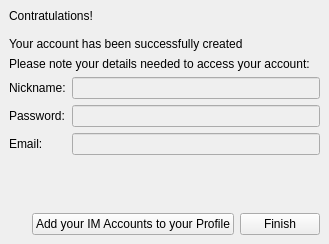
Old version of the form wengophone/src/presentation/qt/webservices/subscribe/SubscribeWengo2.ui in the repository tkrotoff/WengoPhone.
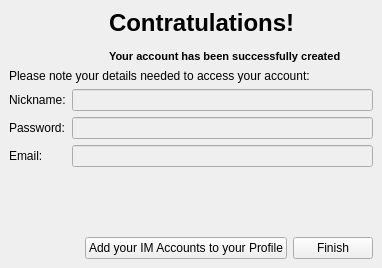
New version of the form.

What changed in the file:
```diff
--- a/wengophone/src/presentation/qt/webservices/subscribe/SubscribeWengo2.ui
+++ b/wengophone/src/presentation/qt/webservices/subscribe/SubscribeWengo2.ui
@@ -8,8 +8,8 @@
    <rect>
     <x>0</x>
     <y>0</y>
-    <width>329</width>
-    <height>244</height>
+    <width>382</width>
+    <height>268</height>
    </rect>
   </property>
   <property name="windowTitle" >
@@ -135,11 +135,289 @@
     </layout>
    </item>
    <item row="0" column="0" >
-    <widget class="QLabel" name="label" >
+    <widget class="QLabel" name="accountCreationLabel" >
+     <property name="palette" >
+      <palette>
+       <active>
+        <color>
+         <red>0</red>
+         <green>0</green>
+         <blue>0</blue>
+        </color>
+        <color>
+         <red>212</red>
+         <green>208</green>
+         <blue>200</blue>
+        </color>
+        <color>
+         <red>255</red>
+         <green>255</green>
+         <blue>255</blue>
+        </color>
+        <color>
+         <red>234</red>
+         <green>229</green>
+         <blue>220</blue>
+        </color>
+        <color>
+         <red>128</red>
+         <green>128</green>
+         <blue>128</blue>
+        </color>
+        <color>
+         <red>141</red>
+         <green>139</green>
+         <blue>133</blue>
+        </color>
+        <color>
+         <red>255</red>
+         <green>255</green>
+         <blue>255</blue>
+        </color>
+        <color>
+         <red>255</red>
+         <green>255</green>
+         <blue>255</blue>
+        </color>
+        <color>
+         <red>0</red>
+         <green>0</green>
+         <blue>0</blue>
+        </color>
+        <color>
+         <red>255</red>
+         <green>255</green>
+         <blue>255</blue>
+        </color>
+        <color>
+         <red>212</red>
+         <green>208</green>
+         <blue>200</blue>
+        </color>
+        <color>
+         <red>64</red>
+         <green>64</green>
+         <blue>64</blue>
+        </color>
+        <color>
+         <red>10</red>
+         <green>36</green>
+         <blue>106</blue>
+        </color>
+        <color>
+         <red>255</red>
+         <green>255</green>
+         <blue>255</blue>
+        </color>
+        <color>
+         <red>0</red>
+         <green>0</green>
+         <blue>255</blue>
+        </color>
+        <color>
+         <red>255</red>
+         <green>0</green>
+         <blue>255</blue>
+        </color>
+        <color>
+         <red>232</red>
+         <green>232</green>
+         <blue>232</blue>
+        </color>
+       </active>
+       <inactive>
+        <color>
+         <red>0</red>
+         <green>0</green>
+         <blue>0</blue>
+        </color>
+        <color>
+         <red>212</red>
+         <green>208</green>
+         <blue>200</blue>
+        </color>
+        <color>
+         <red>255</red>
+         <green>255</green>
+         <blue>255</blue>
+        </color>
+        <color>
+         <red>234</red>
+         <green>229</green>
+         <blue>220</blue>
+        </color>
+        <color>
+         <red>128</red>
+         <green>128</green>
+         <blue>128</blue>
+        </color>
+        <color>
+         <red>141</red>
+         <green>139</green>
+         <blue>133</blue>
+        </color>
+        <color>
+         <red>255</red>
+         <green>255</green>
+         <blue>255</blue>
+        </color>
+        <color>
+         <red>255</red>
+         <green>255</green>
+         <blue>255</blue>
+        </color>
+        <color>
+         <red>0</red>
+         <green>0</green>
+         <blue>0</blue>
+        </color>
+        <color>
+         <red>255</red>
+         <green>255</green>
+         <blue>255</blue>
+        </color>
+        <color>
+         <red>212</red>
+         <green>208</green>
+         <blue>200</blue>
+        </color>
+        <color>
+         <red>64</red>
+         <green>64</green>
+         <blue>64</blue>
+        </color>
+        <color>
+         <red>212</red>
+         <green>208</green>
+         <blue>200</blue>
+        </color>
+        <color>
+         <red>0</red>
+         <green>0</green>
+         <blue>0</blue>
+        </color>
+        <color>
+         <red>0</red>
+         <green>0</green>
+         <blue>255</blue>
+        </color>
+        <color>
+         <red>255</red>
+         <green>0</green>
+         <blue>255</blue>
+        </color>
+        <color>
+         <red>232</red>
+         <green>232</green>
+         <blue>232</blue>
+        </color>
+       </inactive>
+       <disabled>
+        <color>
+         <red>106</red>
+         <green>104</green>
+         <blue>100</blue>
+        </color>
+        <color>
+         <red>212</red>
+         <green>208</green>
+         <blue>200</blue>
+        </color>
+        <color>
+         <red>255</red>
+         <green>255</green>
+         <blue>255</blue>
+        </color>
+        <color>
+         <red>233</red>
+         <green>231</green>
+         <blue>227</blue>
+        </color>
+        <color>
+         <red>128</red>
+         <green>128</green>
+         <blue>128</blue>
+        </color>
+        <color>
+         <red>141</red>
+         <green>139</green>
+         <blue>133</blue>
+        </color>
+        <color>
+         <red>106</red>
+         <green>104</green>
+         <blue>100</blue>
+        </color>
+        <color>
+         <red>255</red>
+         <green>255</green>
+         <blue>255</blue>
+        </color>
+        <color>
+         <red>106</red>
+         <green>104</green>
+         <blue>100</blue>
+        </color>
+        <color>
+         <red>212</red>
+         <green>208</green>
+         <blue>200</blue>
+        </color>
+        <color>
+         <red>212</red>
+         <green>208</green>
+         <blue>200</blue>
+        </color>
+        <color>
+         <red>0</red>
+         <green>0</green>
+         <blue>0</blue>
+        </color>
+        <color>
+         <red>10</red>
+         <green>36</green>
+         <blue>106</blue>
+        </color>
+        <color>
+         <red>255</red>
+         <green>255</green>
+         <blue>255</blue>
+        </color>
+        <color>
+         <red>0</red>
+         <green>0</green>
+         <blue>255</blue>
+        </color>
+        <color>
+         <red>255</red>
+         <green>0</green>
+         <blue>255</blue>
+        </color>
+        <color>
+         <red>232</red>
+         <green>232</green>
+         <blue>232</blue>
+        </color>
+       </disabled>
+      </palette>
+     </property>
+     <property name="font" >
+      <font>
+       <family>MS Shell Dlg</family>
+       <pointsize>8</pointsize>
+       <weight>75</weight>
+       <italic>false</italic>
+       <bold>true</bold>
+       <underline>false</underline>
+       <strikeout>false</strikeout>
+      </font>
+     </property>
      <property name="text" >
-      <string>Contratulations!
-
-Your account has been successfully created</string>
+      <string>&lt;span style="font-size:18pt;">Contratulations!&lt;/span>&lt;br />&lt;br />&lt;span>Your account has been successfully created&lt;/span>
+</string>
+     </property>
+     <property name="indent" >
+      <number>100</number>
      </property>
     </widget>
    </item>
```
